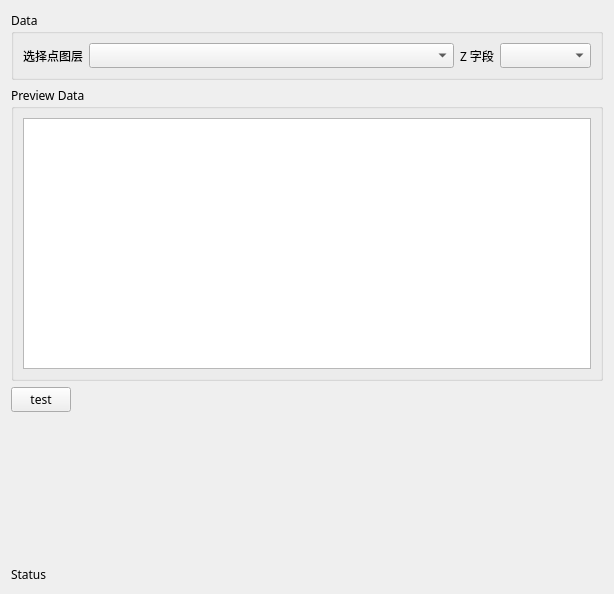
Above: callsurfer/ui/Grid.ui from liuxsdev/qgis-plugin-callsurfer before the change. Below: the same form after it.
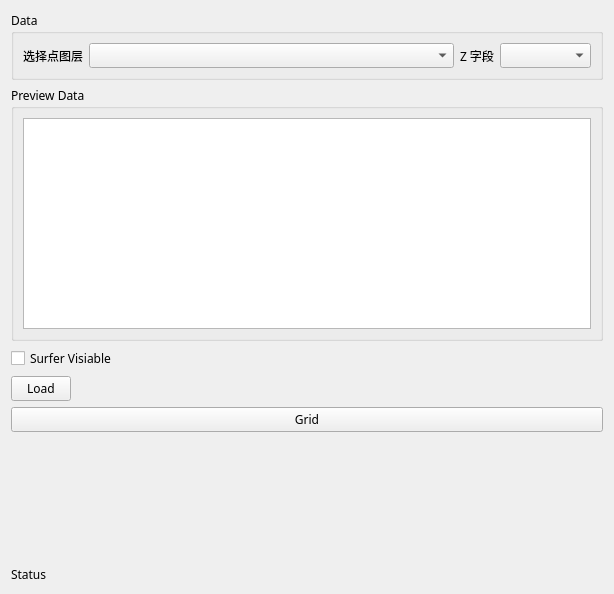
That is the form after the change. Custom widgets are drawn as their Qt base class.

Commit message: chore:Add grid

What changed in the file:
```diff
--- a/callsurfer/ui/Grid.ui
+++ b/callsurfer/ui/Grid.ui
@@ -18,7 +18,7 @@
         <property name="windowTitle">
             <string>Call Surfer</string>
         </property>
-        <layout class="QVBoxLayout" name="verticalLayout" stretch="1,8,0,4,0">
+  <layout class="QVBoxLayout" name="verticalLayout" stretch="1,8,0,0,0,4,0">
             <item>
                 <widget class="QGroupBox" name="groupBox">
                     <property name="title">
@@ -64,6 +64,13 @@
                     </layout>
                 </widget>
             </item>
+   <item>
+    <widget class="QCheckBox" name="checkBox">
+     <property name="text">
+      <string>Surfer Visiable</string>
+     </property>
+    </widget>
+   </item>
             <item>
                 <widget class="QPushButton" name="pushButton">
                     <property name="maximumSize">
@@ -73,7 +80,14 @@
                         </size>
                     </property>
                     <property name="text">
-                        <string>test</string>
+      <string>Load</string>
+     </property>
+    </widget>
+   </item>
+   <item>
+    <widget class="QPushButton" name="pushButton_2">
+     <property name="text">
+      <string>Grid</string>
                     </property>
                 </widget>
             </item>
```
Lines whose indentation alone changed are shown as unchanged. The commit also changes 6 other files.
